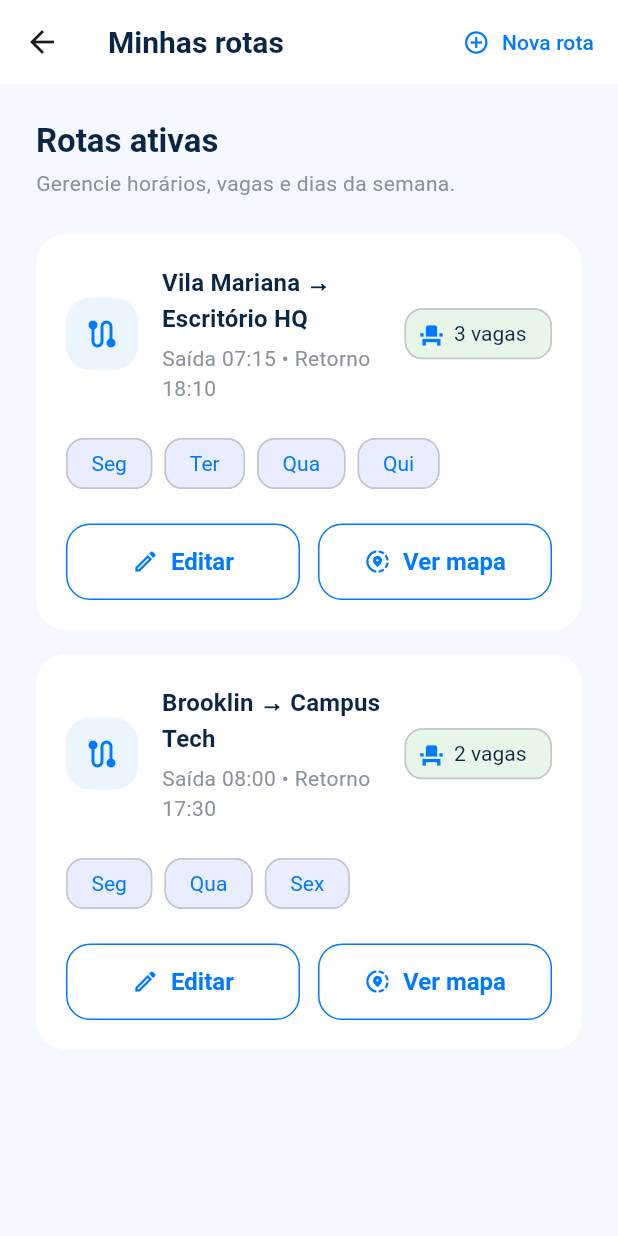
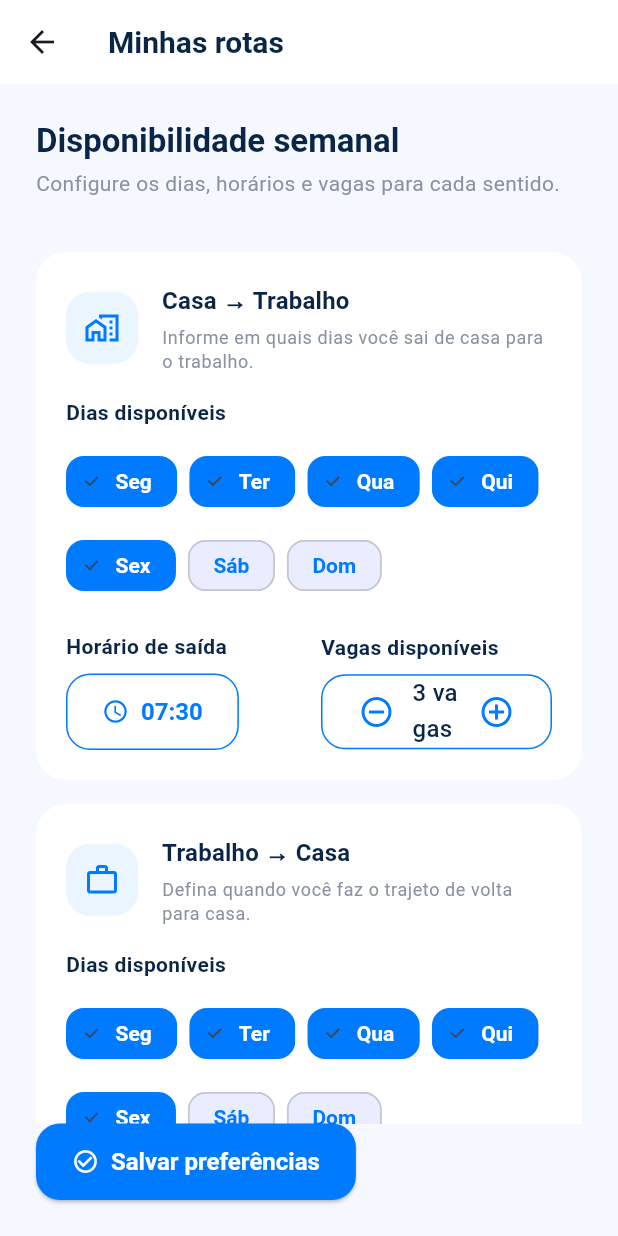
Before and after one commit to lusabo/shareroute_mobile, a Flutter app: the DriverRoutesScreen screen opened by its route, on a phone screen of 412 x 824 dp. Run offline on Flutter 3.47's test engine with Material 3 defaults, Android fonts, the light colour scheme and no system bars; our stand-ins replace flutter_secure_storage; accounts and stored records are empty.

Commit message:
feat: configure driver route availability

```diff
--- a/lib/screens/driver/driver_routes_screen.dart
+++ b/lib/screens/driver/driver_routes_screen.dart
@@ -1,11 +1,66 @@
 import 'package:flutter/material.dart';
 
 import '../../app_theme.dart';
-import '../../models/mock_data.dart';
 import '../../widgets/section_header.dart';
 
-class DriverRoutesScreen extends StatelessWidget {
+class DriverRoutesScreen extends StatefulWidget {
   const DriverRoutesScreen({super.key});
+
+  @override
+  State<DriverRoutesScreen> createState() => _DriverRoutesScreenState();
+}
+
+class _DriverRoutesScreenState extends State<DriverRoutesScreen> {
+  static const _weekDays = ['Seg', 'Ter', 'Qua', 'Qui', 'Sex', 'Sáb', 'Dom'];
+
+  final Map<String, Set<int>> _selectedDays = {
+    'homeWork': {0, 1, 2, 3, 4},
+    'workHome': {0, 1, 2, 3, 4},
+  };
+
+  final Map<String, TimeOfDay> _departureTimes = {
+    'homeWork': const TimeOfDay(hour: 7, minute: 30),
+    'workHome': const TimeOfDay(hour: 18, minute: 0),
+  };
+
+  final Map<String, int> _availableSeats = {
+    'homeWork': 3,
+    'workHome': 3,
+  };
+
+  Future<void> _pickTime(String routeKey) async {
+    final picked = await showTimePicker(
+      context: context,
+      initialTime: _departureTimes[routeKey]!,
+    );
+    if (picked != null) {
+      setState(() => _departureTimes[routeKey] = picked);
+    }
+  }
+
+  void _toggleDay(String routeKey, int dayIndex) {
+    setState(() {
+      final selected = _selectedDays[routeKey]!;
+      if (selected.contains(dayIndex)) {
+        selected.remove(dayIndex);
+      } else {
+        selected.add(dayIndex);
+      }
+    });
+  }
+
+  void _changeSeats(String routeKey, int delta) {
+    setState(() {
+      final newValue = (_availableSeats[routeKey]! + delta).clamp(1, 6);
+      _availableSeats[routeKey] = newValue;
+    });
+  }
+
+  String _formatTime(TimeOfDay time) {
+    final hour = time.hour.toString().padLeft(2, '0');
+    final minute = time.minute.toString().padLeft(2, '0');
+    return '$hour:$minute';
+  }
 
   @override
   Widget build(BuildContext context) {
@@ -13,13 +68,6 @@ class DriverRoutesScreen extends StatelessWidget {
     return Scaffold(
       appBar: AppBar(
         title: const Text('Minhas rotas'),
-        actions: [
-          TextButton.icon(
-            onPressed: () {},
-            icon: const Icon(Icons.add_circle_outline),
-            label: const Text('Nova rota'),
-          ),
-        ],
       ),
       body: SafeArea(
         child: Padding(
@@ -28,14 +76,85 @@ class DriverRoutesScreen extends StatelessWidget {
             crossAxisAlignment: CrossAxisAlignment.start,
             children: [
               const SectionHeader(
-                title: 'Rotas ativas',
-                subtitle: 'Gerencie horários, vagas e dias da semana.',
+                title: 'Disponibilidade semanal',
+                subtitle: 'Configure os dias, horários e vagas para cada sentido.',
               ),
+              const SizedBox(height: 12),
               Expanded(
-                child: ListView.builder(
-                  itemCount: mockRoutes.length,
-                  itemBuilder: (context, index) {
-                    final route = mockRoutes[index];
+                child: ListView(
+                  children: [
+                    _RouteCard(
+                      icon: Icons.home_work_outlined,
+                      title: 'Casa → Trabalho',
+                      description: 'Informe em quais dias você sai de casa para o trabalho.',
+                      weekDays: _weekDays,
+                      selectedDays: _selectedDays['homeWork']!,
+                      timeLabel: _formatTime(_departureTimes['homeWork']!),
+                      onDayToggle: (index) => _toggleDay('homeWork', index),
+                      onPickTime: () => _pickTime('homeWork'),
+                      seats: _availableSeats['homeWork']!,
+                      onIncrementSeat: () => _changeSeats('homeWork', 1),
+                      onDecrementSeat: () => _changeSeats('homeWork', -1),
+                    ),
+                    _RouteCard(
+                      icon: Icons.work_outline,
+                      title: 'Trabalho → Casa',
+                      description: 'Defina quando você faz o trajeto de volta para casa.',
+                      weekDays: _weekDays,
+                      selectedDays: _selectedDays['workHome']!,
+                      timeLabel: _formatTime(_departureTimes['workHome']!),
+                      onDayToggle: (index) => _toggleDay('workHome', index),
+                      onPickTime: () => _pickTime('workHome'),
+                      seats: _availableSeats['workHome']!,
+                      onIncrementSeat: () => _changeSeats('workHome', 1),
+                      onDecrementSeat: () => _changeSeats('workHome', -1),
+                    ),
+                  ],
+                ),
+              ),
+              ElevatedButton.icon(
+                onPressed: () {},
+                icon: const Icon(Icons.check_circle_outline),
+                label: const Text('Salvar preferências'),
+              ),
+            ],
+          ),
+        ),
+      ),
+    );
+  }
+}
+
+class _RouteCard extends StatelessWidget {
+  const _RouteCard({
+    required this.icon,
+    required this.title,
+    required this.description,
+    required this.weekDays,
+    required this.selectedDays,
+    required this.timeLabel,
+    required this.onPickTime,
+    required this.onDayToggle,
+    required this.seats,
+    required this.onIncrementSeat,
+    required this.onDecrementSeat,
+  });
+
+  final IconData icon;
+  final String title;
+  final String description;
+  final List<String> weekDays;
+  final Set<int> selectedDays;
+  final String timeLabel;
+  final VoidCallback onPickTime;
+  final ValueChanged<int> onDayToggle;
+  final int seats;
+  final VoidCallback onIncrementSeat;
+  final VoidCallback onDecrementSeat;
+
+  @override
+  Widget build(BuildContext context) {
+    final theme = Theme.of(context);
     return Card(
       child: Padding(
         padding: const EdgeInsets.all(20),
@@ -50,7 +169,7 @@ class DriverRoutesScreen extends StatelessWidget {
                     color: AppColors.primaryBlue.withOpacity(.08),
                     borderRadius: BorderRadius.circular(16),
                   ),
-                                  child: const Icon(Icons.route, color: AppColors.primaryBlue),
+                  child: Icon(icon, color: AppColors.primaryBlue),
                 ),
                 const SizedBox(width: 16),
                 Expanded(
@@ -58,56 +177,115 @@ class DriverRoutesScreen extends StatelessWidget {
                     crossAxisAlignment: CrossAxisAlignment.start,
                     children: [
                       Text(
-                                        '${route.origin} → ${route.destination}',
+                        title,
                         style: theme.textTheme.titleMedium?.copyWith(
                           fontWeight: FontWeight.w600,
                         ),
                       ),
                       const SizedBox(height: 4),
                       Text(
-                                        'Saída ${route.departureTime} • Retorno ${route.returnTime}',
-                                        style: theme.textTheme.bodyMedium
-                                            ?.copyWith(color: AppColors.lightSlate),
+                        description,
+                        style: theme.textTheme.bodySmall?.copyWith(
+                          color: AppColors.lightSlate,
+                        ),
                       ),
                     ],
                   ),
                 ),
-                                const SizedBox(width: 12),
-                                Chip(
-                                  label: Text('${route.spots} vagas'),
-                                  avatar: const Icon(Icons.event_seat, size: 18),
+              ],
+            ),
+            const SizedBox(height: 16),
+            Text(
+              'Dias disponíveis',
+              style: theme.textTheme.bodyMedium?.copyWith(
+                fontWeight: FontWeight.w600,
+              ),
+            ),
+            const SizedBox(height: 12),
+            Wrap(
+              spacing: 8,
+              runSpacing: 8,
+              children: List.generate(
+                weekDays.length,
+                (index) => ChoiceChip(
+                  label: Text(weekDays[index]),
+                  selected: selectedDays.contains(index),
+                  onSelected: (_) => onDayToggle(index),
+                  selectedColor: AppColors.primaryBlue,
+                  labelStyle: TextStyle(
+                    color: selectedDays.contains(index)
+                        ? Colors.white
+                        : AppColors.primaryBlue,
+                    fontWeight: FontWeight.w600,
+                  ),
+                  backgroundColor: AppColors.primaryBlue.withOpacity(.08),
+                ),
+              ),
+            ),
+            const SizedBox(height: 20),
+            Row(
+              children: [
+                Expanded(
+                  child: Column(
+                    crossAxisAlignment: CrossAxisAlignment.start,
+                    children: [
+                      Text(
+                        'Horário de saída',
+                        style: theme.textTheme.bodyMedium?.copyWith(
+                          fontWeight: FontWeight.w600,
+                        ),
+                      ),
+                      const SizedBox(height: 8),
+                      OutlinedButton.icon(
+                        onPressed: onPickTime,
+                        icon: const Icon(Icons.schedule),
+                        label: Text(timeLabel),
                       ),
                     ],
                   ),
-                            const SizedBox(height: 16),
-                            Wrap(
-                              spacing: 8,
-                              children: route.days
-                                  .map(
-                                    (day) => Chip(
-                                  label: Text(day),
-                                  backgroundColor: AppColors.primaryBlue.withOpacity(.08),
-                                  labelStyle: const TextStyle(color: AppColors.primaryBlue),
                 ),
-                              )
-                                  .toList(),
-                            ),
-                            const SizedBox(height: 16),
-                            Row(
+                const SizedBox(width: 16),
+                Expanded(
+                  child: Column(
+                    crossAxisAlignment: CrossAxisAlignment.start,
                     children: [
-                                Expanded(
-                                  child: OutlinedButton.icon(
-                                    onPressed: () {},
-                                    icon: const Icon(Icons.edit_outlined),
-                                    label: const Text('Editar'),
+                      Text(
+                        'Vagas disponíveis',
+                        style: theme.textTheme.bodyMedium?.copyWith(
+                          fontWeight: FontWeight.w600,
                         ),
                       ),
-                                const SizedBox(width: 12),
+                      const SizedBox(height: 8),
+                      Container(
+                        decoration: BoxDecoration(
+                          border: Border.all(color: AppColors.primaryBlue),
+                          borderRadius: BorderRadius.circular(16),
+                        ),
+                        padding: const EdgeInsets.symmetric(horizontal: 12),
+                        child: Row(
+                          children: [
+                            IconButton(
+                              onPressed: onDecrementSeat,
+                              icon: const Icon(Icons.remove_circle_outline),
+                              color: AppColors.primaryBlue,
+                            ),
                             Expanded(
-                                  child: OutlinedButton.icon(
-                                    onPressed: () {},
-                                    icon: const Icon(Icons.share_location_outlined),
-                                    label: const Text('Ver mapa'),
+                              child: Center(
+                                child: Text(
+                                  '$seats vagas',
+                                  style: theme.textTheme.titleMedium,
+                                ),
+                              ),
+                            ),
+                            IconButton(
+                              onPressed: onIncrementSeat,
+                              icon: const Icon(Icons.add_circle_outline),
+                              color: AppColors.primaryBlue,
+                            ),
+                          ],
+                        ),
+                      ),
+                    ],
                   ),
                 ),
               ],
@@ -116,13 +294,5 @@ class DriverRoutesScreen extends StatelessWidget {
         ),
       ),
     );
-                  },
-                ),
-              ),
-            ],
-          ),
-        ),
-      ),
-    );
   }
 }
```
Lines whose indentation alone changed are shown as unchanged.
